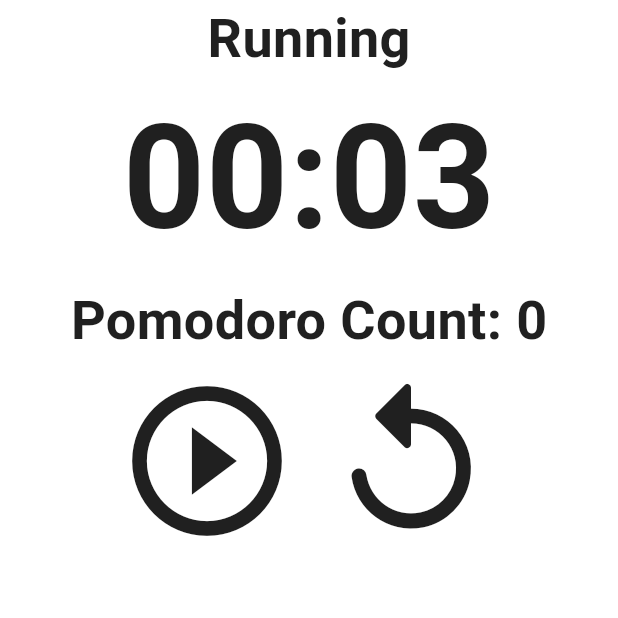
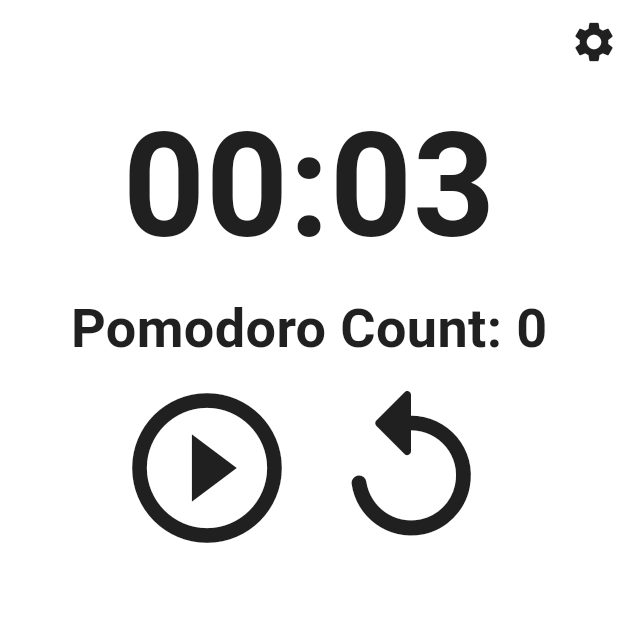
Before and after one commit to ShaRifShykh/pomodoro-timer, a Flutter app: the screen it shows after launch, on a phone screen of 412 x 824 dp, the top half of it. Run offline on Flutter 3.47's test engine with Material 2 defaults, Android fonts, the phone set to English and light mode, and no system bars.

Commit message:
[ADD] setting screen DEMO

```diff
--- /dev/null
+++ b/lib/models/setting_model.dart
@@ -0,0 +1,3 @@
+import 'package:flutter/material.dart';
+
+class SettingModel extends ChangeNotifier {}
--- a/lib/screens/home_page.dart
+++ b/lib/screens/home_page.dart
@@ -1,8 +1,8 @@
 import 'package:flutter/material.dart';
 import 'package:pomodoro/constants/sizes.dart';
 import 'package:pomodoro/models/timer_model.dart';
+import 'package:pomodoro/screens/settings_page.dart';
 import 'package:pomodoro/utilities/timer_util.dart';
-import 'package:pomodoro/widgets/timer_header.dart';
 import 'package:provider/provider.dart';
 
 class HomePage extends StatelessWidget {
@@ -14,14 +14,34 @@ class HomePage extends StatelessWidget {
   Widget build(BuildContext context) {
     return Scaffold(
       backgroundColor: Theme.of(context).colorScheme.background,
+      appBar: AppBar(
+        backgroundColor: Theme.of(context).colorScheme.background,
+        actions: [
+          Row(
+            children: [
+              GestureDetector(
+                onTap: () {
+                  Navigator.of(context).push(
+                    MaterialPageRoute(
+                      builder: (context) => const SettingPage(),
+                    ),
+                  );
+                },
+                child: Icon(
+                  Icons.settings,
+                  color: Theme.of(context).colorScheme.primary,
+                  size: Sizes.size32,
+                ),
+              ),
+            ],
+          )
+        ],
+      ),
       body: Consumer<TimerModel>(
         builder: (context, timer, child) {
           return SafeArea(
             child: Column(
               children: [
-                timer.isResting
-                    ? const TimerTitle(text: "Resting")
-                    : const TimerTitle(text: "Running"),
                 Text(
                   timeFormat(timer.isResting
                       ? timer.remainRestSeconds
```
Also changed, not shown: lib/screens/settings_page.dart (added, +23 -0 lines).
